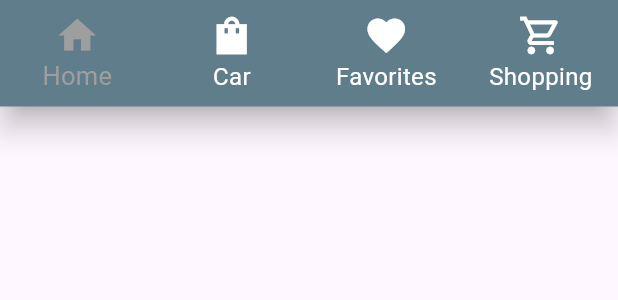
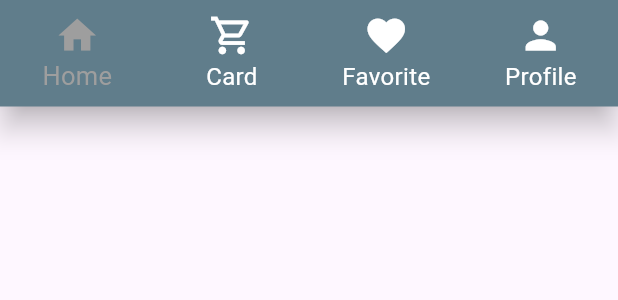
Before and after one commit to Esraa3122/e_commerce_elect_Task9_Nti, a Flutter app: the ButtonNanBar widget shown alone on an empty page, opened directly, on a phone screen of 412 x 824 dp. Shown: the top 300 px of the screen. Run offline on Flutter 3.47's test engine with Material 3 defaults, Android fonts, the light colour scheme and no system bars; our stand-ins replace cached_network_image, dio, flutter_bloc, flutter_spinkit; network calls fail.

Commit message:
second_commit

```diff
--- a/lib/src/core/widget/button_nan_bar.dart
+++ b/lib/src/core/widget/button_nan_bar.dart
@@ -17,9 +17,9 @@ class ButtonNanBar extends StatelessWidget {
       unselectedItemColor: Colors.white,
       items: const [
         BottomNavigationBarItem(icon: Icon(Icons.home),label: "Home"),
-        BottomNavigationBarItem(icon: Icon(Icons.shopping_bag_sharp),label: "Car"),
-        BottomNavigationBarItem(icon: Icon(Icons.favorite),label: "Favorites"),
-        BottomNavigationBarItem(icon: Icon(Icons.shopping_cart_outlined),label: "Shopping"),
+        BottomNavigationBarItem(icon: Icon(Icons.shopping_cart_outlined),label: "Card"),
+        BottomNavigationBarItem(icon: Icon(Icons.favorite),label: "Favorite"),
+        BottomNavigationBarItem(icon: Icon(Icons.person),label: "Profile"),
       ],
     );
   }
--- a/lib/src/feature/products/view/widget/item_product.dart
+++ b/lib/src/feature/products/view/widget/item_product.dart
@@ -15,7 +15,7 @@ class ItemProduct extends StatelessWidget {
               boxShadow: [
                 BoxShadow(
                   // ignore: deprecated_member_use
-                  color: Colors.black.withOpacity(0.3),
+                  color: Colors.grey.withOpacity(0.3),
                   spreadRadius: 2,
                   blurRadius: 10,
                 )
```
